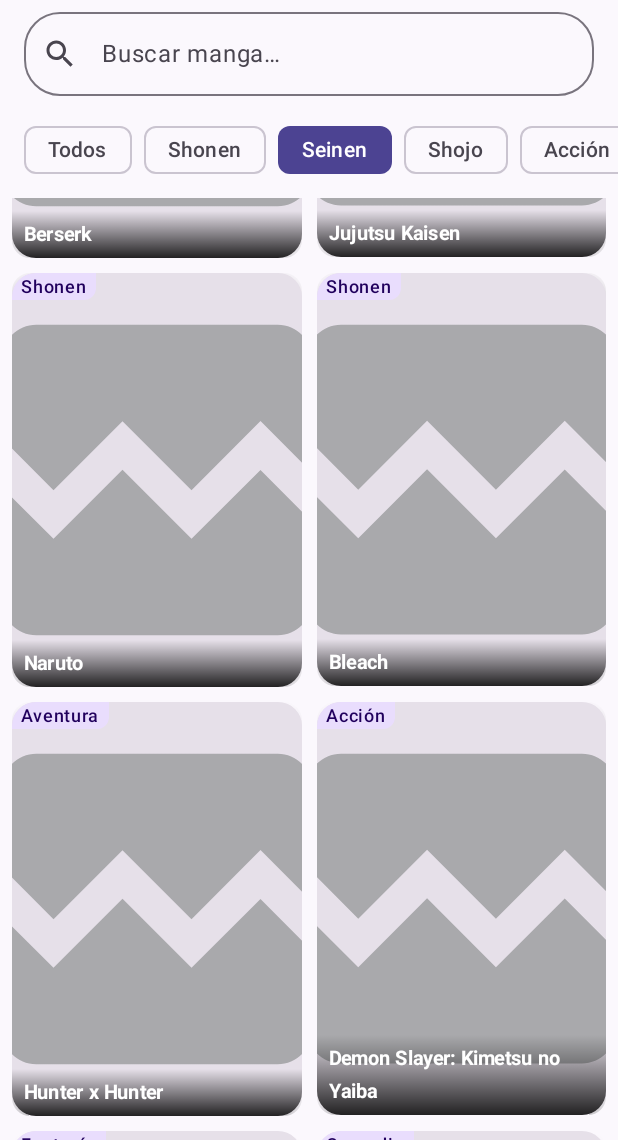
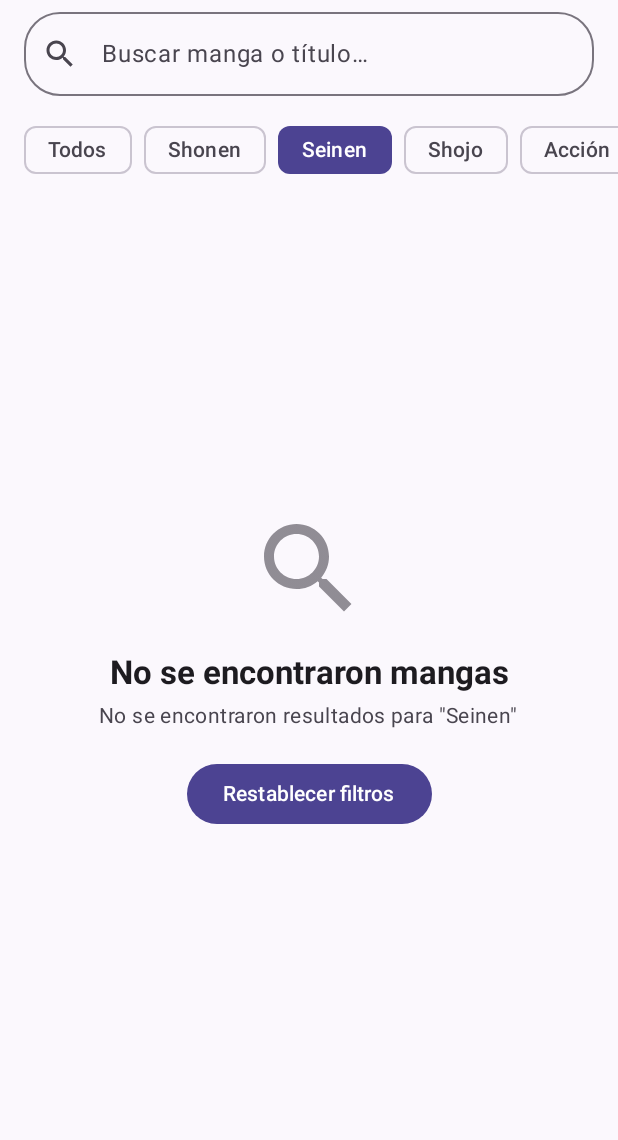
Before and after one commit to Xmarcelo05/BookshelfApp, an Android app built with Jetpack Compose: the screen it shows after launch (MainActivity), after a tap on "Seinen", on a phone screen of 412 x 824 dp, the part 96-1236 px from its top. Run offline under Robolectric (Android 15) with nearby library versions, the phone set to English and light mode, and no system bars; pictures from the network do not load; 1 other tap on this screen came first.

Commit message:
Refactor Bookshelf: optimize network queries, add robust search bar handling, and empty state screen

```diff
--- a/app/src/main/java/com/example/bookshelf/data/MangaFallbackData.kt
+++ b/app/src/main/java/com/example/bookshelf/data/MangaFallbackData.kt
@@ -106,11 +106,10 @@ object MangaFallbackData {
         if (q.isEmpty() || q == "manga" || q == "todos" || q == "all") {
             return mangaList
         }
-        val filtered = mangaList.filter {
+        return mangaList.filter {
             it.title.lowercase().contains(q) ||
             it.genre.lowercase().contains(q) ||
             it.description.lowercase().contains(q)
         }
-        return if (filtered.isNotEmpty()) filtered else mangaList
     }
 }
--- a/app/src/main/java/com/example/bookshelf/ui/BookshelfApp.kt
+++ b/app/src/main/java/com/example/bookshelf/ui/BookshelfApp.kt
@@ -41,7 +41,17 @@ fun BookshelfApp() {
                 onGenreSelected = booksViewModel::selectGenre,
                 onSearchQueryChange = booksViewModel::onSearchQueryChange,
                 onSearchSubmit = booksViewModel::onSearchSubmit,
-                retryAction = { booksViewModel.getBooks(booksViewModel.selectedGenre) },
+                onResetSearch = booksViewModel::resetSearch,
+                retryAction = {
+                    val query = if (booksViewModel.searchQuery.isNotBlank()) {
+                        booksViewModel.searchQuery
+                    } else if (booksViewModel.selectedGenre != "Personalizado" && booksViewModel.selectedGenre != "Todos") {
+                        "${booksViewModel.selectedGenre} manga"
+                    } else {
+                        "manga"
+                    }
+                    booksViewModel.getBooks(query)
+                },
                 contentPadding = innerPadding
             )
         }
--- a/app/src/main/java/com/example/bookshelf/ui/screens/HomeScreen.kt
+++ b/app/src/main/java/com/example/bookshelf/ui/screens/HomeScreen.kt
@@ -74,6 +74,7 @@ fun HomeScreen(
     onSearchSubmit: (String) -> Unit,
     retryAction: () -> Unit,
     modifier: Modifier = Modifier,
+    onResetSearch: () -> Unit = {},
     contentPadding: PaddingValues = PaddingValues(0.dp)
 ) {
     val genres = listOf("Todos", "Shonen", "Seinen", "Shojo", "Acción", "Fantasía", "Romance", "Aventura")
@@ -84,7 +85,7 @@ fun HomeScreen(
             .fillMaxSize()
             .padding(contentPadding)
     ) {
-        // Search bar
+        // Search bar with interactive search and clear actions
         OutlinedTextField(
             value = searchQuery,
             onValueChange = onSearchQueryChange,
@@ -93,19 +94,31 @@ fun HomeScreen(
                 .padding(horizontal = 16.dp, vertical = 8.dp),
             placeholder = { Text(stringResource(R.string.search_manga)) },
             leadingIcon = {
+                IconButton(onClick = {
+                    focusManager.clearFocus()
+                    if (searchQuery.isNotBlank()) {
+                        onSearchSubmit(searchQuery)
+                    }
+                }) {
                     Icon(
                         imageVector = Icons.Default.Search,
-                    contentDescription = null
+                        contentDescription = stringResource(R.string.search_action)
                     )
+                }
             },
             trailingIcon = {
+                Row(verticalAlignment = Alignment.CenterVertically) {
                     AnimatedVisibility(
                         visible = searchQuery.isNotEmpty(),
                         enter = fadeIn(),
                         exit = fadeOut()
                     ) {
                         IconButton(onClick = { onSearchQueryChange("") }) {
-                        Icon(imageVector = Icons.Default.Clear, contentDescription = "Limpiar")
+                            Icon(
+                                imageVector = Icons.Default.Clear,
+                                contentDescription = stringResource(R.string.clear_search)
+                            )
+                        }
                     }
                 }
             },
@@ -150,10 +163,20 @@ fun HomeScreen(
         ) {
             when (booksUiState) {
                 is BooksUiState.Loading -> LoadingScreen(modifier = Modifier.fillMaxSize())
-                is BooksUiState.Success -> BooksGridScreen(
+                is BooksUiState.Success -> {
+                    if (booksUiState.books.isEmpty()) {
+                        EmptyScreen(
+                            query = if (searchQuery.isNotBlank()) searchQuery else selectedGenre,
+                            onReset = onResetSearch,
+                            modifier = Modifier.fillMaxSize()
+                        )
+                    } else {
+                        BooksGridScreen(
                             books = booksUiState.books,
                             modifier = Modifier.fillMaxSize()
                         )
+                    }
+                }
                 is BooksUiState.Error -> ErrorScreen(
                     retryAction = retryAction,
                     modifier = Modifier.fillMaxSize()
@@ -213,6 +236,46 @@ fun ErrorScreen(
         )
         Button(onClick = retryAction) {
             Text(stringResource(R.string.retry))
+        }
+    }
+}
+
+/**
+ * Screen displayed when no books match the query or genre.
+ */
+@Composable
+fun EmptyScreen(
+    query: String,
+    onReset: () -> Unit,
+    modifier: Modifier = Modifier
+) {
+    Column(
+        modifier = modifier.padding(24.dp),
+        verticalArrangement = Arrangement.Center,
+        horizontalAlignment = Alignment.CenterHorizontally
+    ) {
+        Icon(
+            imageVector = Icons.Default.Search,
+            contentDescription = null,
+            modifier = Modifier.size(80.dp),
+            tint = MaterialTheme.colorScheme.onSurfaceVariant.copy(alpha = 0.6f)
+        )
+        Spacer(modifier = Modifier.height(16.dp))
+        Text(
+            text = stringResource(R.string.no_books_found),
+            style = MaterialTheme.typography.titleLarge,
+            fontWeight = FontWeight.Bold,
+            color = MaterialTheme.colorScheme.onSurface
+        )
+        Spacer(modifier = Modifier.height(8.dp))
+        Text(
+            text = stringResource(R.string.no_results_for, query),
+            style = MaterialTheme.typography.bodyMedium,
+            color = MaterialTheme.colorScheme.onSurfaceVariant
+        )
+        Spacer(modifier = Modifier.height(20.dp))
+        Button(onClick = onReset) {
+            Text(stringResource(R.string.view_all_manga))
         }
     }
 }
--- a/app/src/main/res/values/strings.xml
+++ b/app/src/main/res/values/strings.xml
@@ -5,6 +5,10 @@
     <string name="retry">Reintentar</string>
     <string name="loading">Cargando mangas…</string>
     <string name="book_cover">Portada del manga</string>
-    <string name="search_manga">Buscar manga…</string>
+    <string name="search_manga">Buscar manga o título…</string>
+    <string name="search_action">Buscar</string>
+    <string name="clear_search">Limpiar búsqueda</string>
     <string name="no_books_found">No se encontraron mangas</string>
+    <string name="no_results_for">No se encontraron resultados para \"%1$s\"</string>
+    <string name="view_all_manga">Restablecer filtros</string>
 </resources>
```
Also changed, not shown: app/src/main/java/com/example/bookshelf/data/BooksRepository.kt (+20 -13 lines), app/src/main/java/com/example/bookshelf/ui/screens/BooksViewModel.kt (+10 -5 lines), 1 other file. Lines whose indentation alone changed are shown as unchanged.
